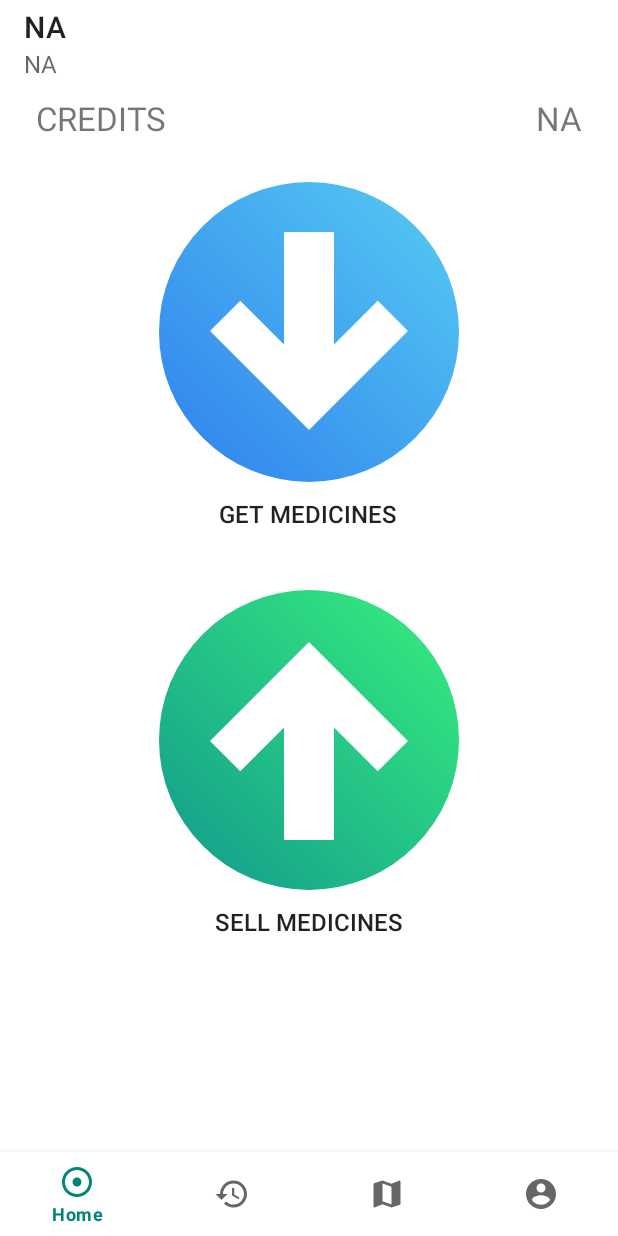
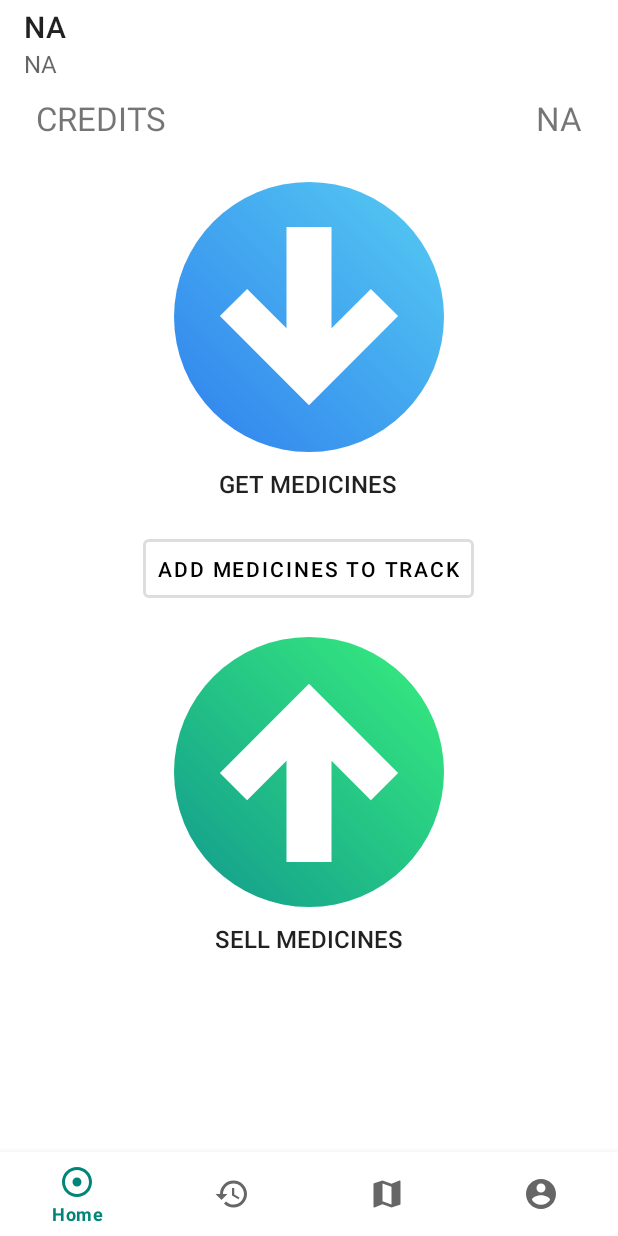
Before and after one commit to KunalRaghav/MedUser, an Android app: the DashMedChangeFragment screen opened directly, with no data from a screen before it, on a phone screen of 412 x 824 dp. Run offline under Robolectric (Android 15) with nearby library versions, the phone set to English and light mode, and no system bars.

Commit message:
checking in at 18:23 02/03/2019

```diff
--- a/app/src/main/AndroidManifest.xml
+++ b/app/src/main/AndroidManifest.xml
@@ -46,6 +46,7 @@
         <activity android:name=".ui.activities.DashActivity" />
         <activity android:name=".ui.activities.GetMedicinesActivity"/>
         <activity android:name=".ui.activities.SellMedicinesActivity"/>
+        <activity android:name=".ui.activities.AddMedicineActivity"/>
     </application>
 
 </manifest>
--- a/app/src/main/java/com/asterisks/medchange/user/ui/fragments/DashMedChangeFragment.java
+++ b/app/src/main/java/com/asterisks/medchange/user/ui/fragments/DashMedChangeFragment.java
@@ -12,8 +12,10 @@ import android.widget.TextView;
 
 import com.asterisks.medchange.user.R;
 import com.asterisks.medchange.user.constants.StringKeys;
+import com.asterisks.medchange.user.ui.activities.AddMedicineActivity;
 import com.asterisks.medchange.user.ui.activities.GetMedicinesActivity;
 import com.asterisks.medchange.user.ui.activities.SellMedicinesActivity;
+import com.google.android.material.button.MaterialButton;
 
 import androidx.annotation.NonNull;
 import androidx.annotation.Nullable;
@@ -23,6 +25,7 @@ public class DashMedChangeFragment extends Fragment {
     TextView Credits;
     SharedPreferences sharedPreferences;
     LinearLayout getButton,sellButton;
+    MaterialButton addButton;
     @Nullable
     @Override
     public View onCreateView(@NonNull LayoutInflater inflater, @Nullable ViewGroup container, @Nullable Bundle savedInstanceState) {
@@ -63,5 +66,14 @@ public class DashMedChangeFragment extends Fragment {
                 startActivity(intent);
             }
         });
+
+        addButton = view.findViewById(R.id.dash_medchange_add);
+        addButton.setOnClickListener(new View.OnClickListener() {
+            @Override
+            public void onClick(View v) {
+                Intent intent = new Intent(getActivity(), AddMedicineActivity.class);
+                startActivity(intent);
+            }
+        });
     }
 }
--- a/app/src/main/res/layout/fragment_dash_medchange.xml
+++ b/app/src/main/res/layout/fragment_dash_medchange.xml
@@ -1,4 +1,7 @@
 <?xml version="1.0" encoding="utf-8"?>
+<ScrollView android:layout_width="match_parent"
+    android:layout_height="match_parent"
+    xmlns:android="http://schemas.android.com/apk/res/android" >
 <LinearLayout xmlns:android="http://schemas.android.com/apk/res/android"
     xmlns:app="http://schemas.android.com/apk/res-auto"
     xmlns:tools="http://schemas.android.com/tools"
@@ -36,8 +39,8 @@
         android:background="?attr/selectableItemBackgroundBorderless"
         android:padding="20dp">
     <ImageView
-        android:layout_width="200dp"
-        android:layout_height="200dp"
+        android:layout_width="180dp"
+        android:layout_height="180dp"
         android:background="@drawable/gradient_blue"
         android:layout_gravity="center"
         android:src="@drawable/ic_arrow_down_thick"
@@ -52,6 +55,19 @@
         android:textSize="16sp"
         style="@style/TextAppearance.AppCompat.Button"/>
     </LinearLayout>
+    <com.google.android.material.button.MaterialButton
+        android:layout_width="wrap_content"
+        android:layout_height="wrap_content"
+        android:layout_gravity="center"
+        android:text="add medicines to track"
+        android:padding="10dp"
+        android:textColor="#000"
+        app:strokeColor="#22000000"
+        app:strokeWidth="2dp"
+        app:rippleColor="#55000000"
+        android:id="@+id/dash_medchange_add"
+        style="@style/Widget.MaterialComponents.Button.UnelevatedButton"
+        app:backgroundTint="@android:color/transparent"/>
     <LinearLayout
         android:id="@+id/dash_medchange_sell"
         android:padding="20dp"
@@ -62,8 +78,8 @@
         android:clickable="true"
         android:background="?attr/selectableItemBackgroundBorderless">
         <ImageView
-            android:layout_width="200dp"
-            android:layout_height="200dp"
+            android:layout_width="180dp"
+            android:layout_height="180dp"
             android:background="@drawable/gradient_green"
             android:layout_gravity="center"
             android:src="@drawable/ic_arrow_up_thick"
@@ -79,3 +95,4 @@
             style="@style/TextAppearance.AppCompat.Button"/>
     </LinearLayout>
 </LinearLayout>
+</ScrollView>
```
Also changed, not shown: app/src/main/java/com/asterisks/medchange/user/ui/activities/AddMedicineActivity.java (added, +19 -0 lines), app/src/main/res/drawable/ic_healing_black_24dp.xml (added, +9 -0 lines), app/src/main/res/drawable/ic_hourglass_empty_black_24dp.xml (added, +9 -0 lines), app/src/main/res/layout/activity_add_medicine.xml (added, +96 -0 lines).
